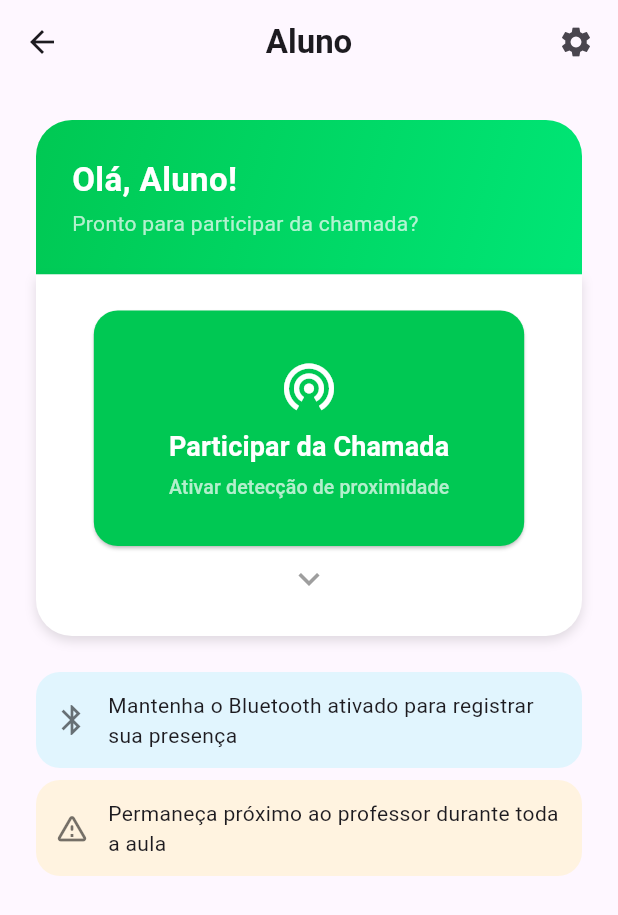
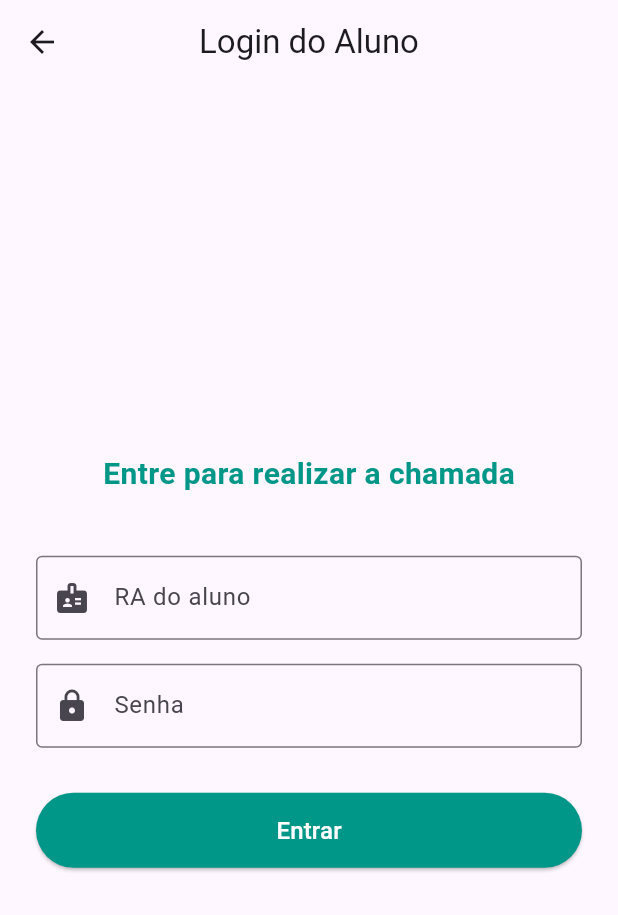
Before and after one commit to GuilhermeHalter/automacao_chamada_N2_Flutter, a Flutter app: the screen it shows after launch, after a tap on "Sou Aluno", on a phone screen of 412 x 824 dp. Shown: the top 915 px of the screen. Run offline on Flutter 3.47's test engine with Material 3 defaults, Android fonts, the phone set to English and light mode, and no system bars; Roboto replaces fonts that are missing (Poppins).

Commit message:
Feat: Criando Login Alunos

```diff
--- a/lib/screens/home_screen.dart
+++ b/lib/screens/home_screen.dart
@@ -1,5 +1,6 @@
 import 'package:flutter/material.dart';
 import 'professor_screen.dart';
+import 'login_screen.dart';
 import 'aluno_screen.dart';
 
 class TelaInicial extends StatelessWidget {
@@ -96,7 +97,8 @@ class TelaInicial extends StatelessWidget {
                     Navigator.push(
                       context,
                       MaterialPageRoute(
-                        builder: (context) => const AlunoScreen(),
+                        builder: (context) =>
+                            const LoginScreen(), // 🔹 Vai pro login
                       ),
                     );
                   },
--- /dev/null
+++ b/lib/screens/login_screen.dart
@@ -0,0 +1,121 @@
+import 'package:flutter/material.dart';
+import 'aluno_screen.dart';
+
+class LoginScreen extends StatefulWidget {
+  const LoginScreen({super.key});
+
+  @override
+  State<LoginScreen> createState() => _LoginScreenState();
+}
+
+class _LoginScreenState extends State<LoginScreen> {
+  final _raController = TextEditingController();
+  final _senhaController = TextEditingController();
+  bool _carregando = false;
+  String? _erro;
+
+  void _fazerLogin() async {
+    setState(() {
+      _carregando = true;
+      _erro = null;
+    });
+
+    final ra = _raController.text.trim();
+    final senha = _senhaController.text.trim();
+
+    // Simulação de login
+    await Future.delayed(const Duration(seconds: 1));
+
+    if (ra == "RA001" && senha == "1234") {
+      // Login ok → vai para AlunoScreen
+      if (mounted) {
+        Navigator.pushReplacement(
+          context,
+          MaterialPageRoute(
+            builder: (_) => const AlunoScreen(),
+          ),
+        );
+      }
+    } else {
+      setState(() {
+        _erro = "RA ou senha inválidos.";
+      });
+    }
+
+    setState(() {
+      _carregando = false;
+    });
+  }
+
+  @override
+  Widget build(BuildContext context) {
+    return Scaffold(
+      appBar: AppBar(
+        title: const Text("Login do Aluno"),
+        centerTitle: true,
+      ),
+      body: Center(
+        child: Padding(
+          padding: const EdgeInsets.all(24.0),
+          child: Column(
+            mainAxisAlignment: MainAxisAlignment.center,
+            children: [
+              const Text(
+                "Entre para realizar a chamada",
+                style: TextStyle(
+                  fontSize: 20,
+                  fontWeight: FontWeight.bold,
+                  color: Colors.teal,
+                ),
+              ),
+              const SizedBox(height: 40),
+
+              TextField(
+                controller: _raController,
+                decoration: const InputDecoration(
+                  labelText: "RA do aluno",
+                  prefixIcon: Icon(Icons.badge),
+                  border: OutlineInputBorder(),
+                ),
+              ),
+              const SizedBox(height: 16),
+
+              TextField(
+                controller: _senhaController,
+                obscureText: true,
+                decoration: const InputDecoration(
+                  labelText: "Senha",
+                  prefixIcon: Icon(Icons.lock),
+                  border: OutlineInputBorder(),
+                ),
+              ),
+              const SizedBox(height: 20),
+
+              if (_erro != null)
+                Text(
+                  _erro!,
+                  style: const TextStyle(color: Colors.red),
+                ),
+
+              const SizedBox(height: 10),
+
+              _carregando
+                  ? const CircularProgressIndicator()
+                  : ElevatedButton(
+                      style: ElevatedButton.styleFrom(
+                        backgroundColor: Colors.teal,
+                        minimumSize: const Size(double.infinity, 50),
+                      ),
+                      onPressed: _fazerLogin,
+                      child: const Text(
+                        "Entrar",
+                        style: TextStyle(color: Colors.white, fontSize: 16),
+                      ),
+                    ),
+            ],
+          ),
+        ),
+      ),
+    );
+  }
+}
```
